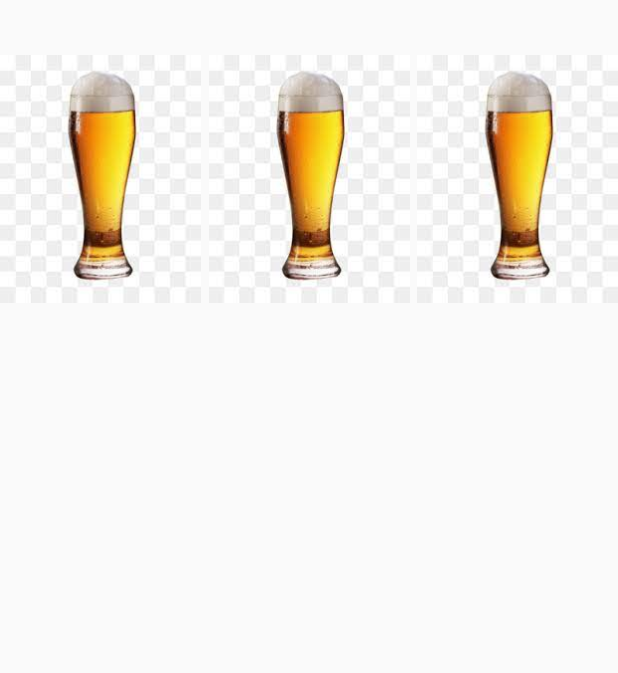
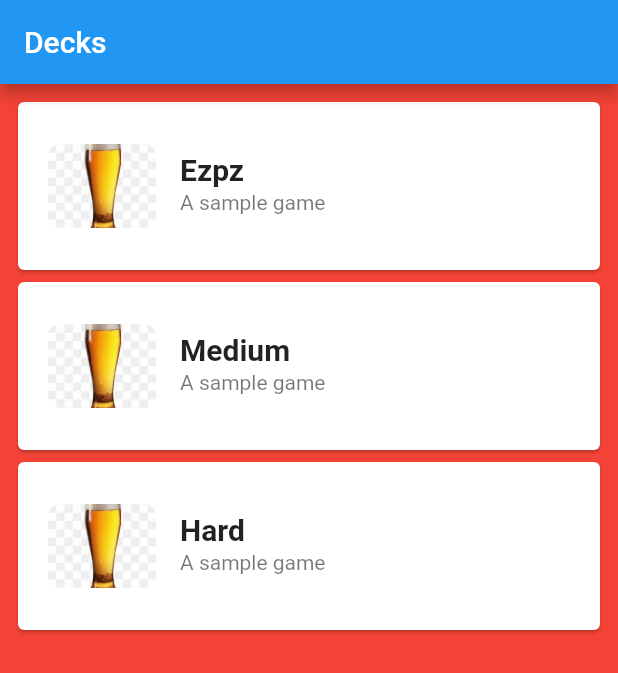
Before and after one commit to maximebrmd/pikowl, a Flutter app: the screen it shows after launch, on a phone screen of 412 x 824 dp. Shown: the top 673 px of the screen. Run offline on Flutter 3.47's test engine with Material 2 defaults, Android fonts, the phone set to English and light mode, and no system bars; our stand-ins replace bloc, equatable, flutter_bloc; generated files the repository leaves out were written again.

Commit message:
feat(ui): improve UI on deck list

```diff
--- a/lib/src/home/view/home_page.dart
+++ b/lib/src/home/view/home_page.dart
@@ -9,22 +9,45 @@ class HomePage extends StatelessWidget {
   @override
   Widget build(BuildContext context) {
     return Scaffold(
+      appBar: AppBar(
+        title: const Text('Decks'),
+      ),
+      backgroundColor: Colors.red,
       body: BlocBuilder<DeckBloc, DeckState>(
         builder: (context, state) {
           if (state is DeckLoaded) {
-            return GridView(
-              shrinkWrap: true,
-              gridDelegate: const SliverGridDelegateWithFixedCrossAxisCount(
-                crossAxisCount: 3,
-                crossAxisSpacing: 5,
-                mainAxisSpacing: 5,
-                childAspectRatio: .5625,
+            return ListView(
+              padding: const EdgeInsets.all(8),
+              children: state.decks.map((e) {
+                return Center(
+                  child: Card(
+                    child: ListTile(
+                      shape: const RoundedRectangleBorder(
+                        borderRadius: BorderRadius.all(
+                          Radius.circular(8),
                         ),
-              children: state.decks.map((e) {
-                if (e.nameOfImage == null || e.nameOfImage!.isEmpty) {
-                  return Container();
-                }
-                return InkWell(
+                      ),
+                      tileColor: Colors.white,
+                      leading: ClipRRect(
+                        borderRadius: BorderRadius.circular(8),
+                        // Image border
+                        child: SizedBox.fromSize(
+                          size: const Size.fromRadius(36), // Image radius
+                          child: Image.asset(
+                            'assets/imgs/${e.nameOfImage}',
+                            fit: BoxFit.cover,
+                          ),
+                        ),
+                      ),
+                      title: Text(
+                        e.name,
+                        style: const TextStyle(
+                          fontSize: 20,
+                          fontWeight: FontWeight.bold,
+                        ),
+                      ),
+                      subtitle: Text(e.description),
+                      contentPadding: const EdgeInsets.all(20),
                       onTap: () {
                         Navigator.of(context).push(
                           MaterialPageRoute<void>(
@@ -32,7 +55,8 @@ class HomePage extends StatelessWidget {
                           ),
                         );
                       },
-                  child: Image.asset('assets/imgs/${e.nameOfImage}'),
+                    ),
+                  ),
                 );
               }).toList(),
             );
```
Also changed, not shown: lib/src/game/view/game.dart (+29 -1 lines). Lines whose indentation alone changed are shown as unchanged.
